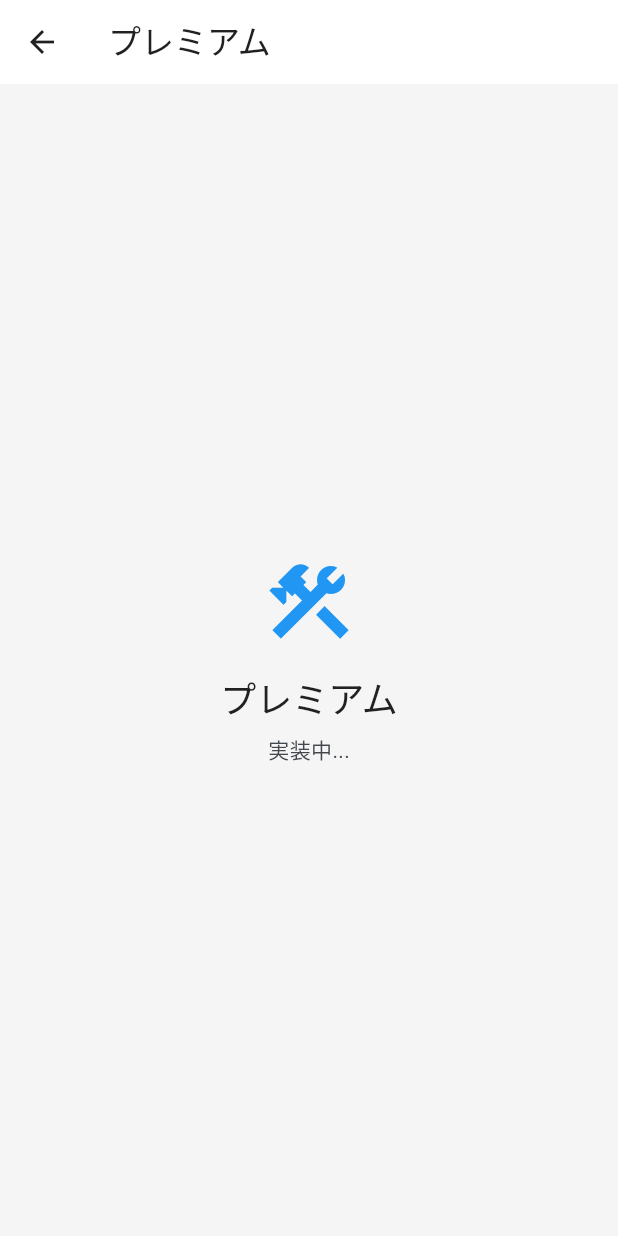
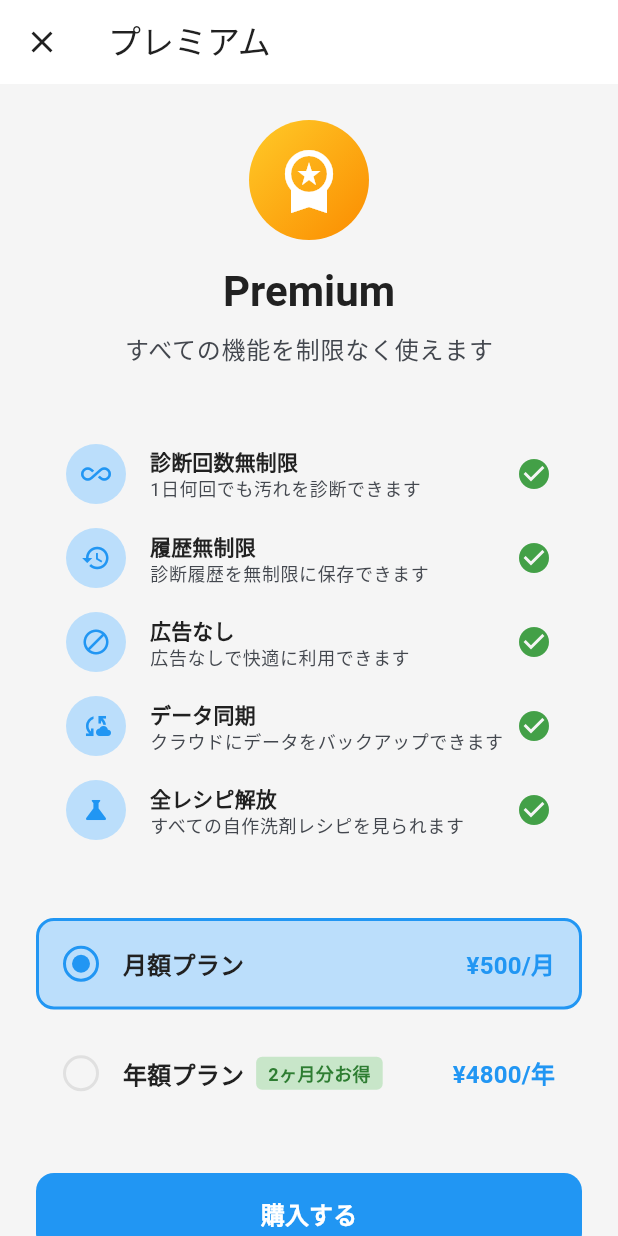
Before and after one commit to keito0612/yogolyzer, a Flutter app: the SettingsPage screen opened by its route, after a tap on "プレミアムに登録", on a phone screen of 412 x 824 dp. Run offline on Flutter 3.47's test engine with Material 3 defaults, Android fonts, the phone set to English and light mode, and no system bars; our stand-ins replace camera, drift, flutter_hooks, flutter_riverpod, freezed_annotation, go_router and 5 more; accounts and stored records are empty; generated files the repository leaves out were written again.

Commit message:
feat: プレミアム画面を実装
- PremiumViewModel: loading/loaded/purchasing/purchaseSuccess/errorの5状態管理
- PremiumPage: 月額/年額プラン選択、特典一覧、購入/復元機能
- 購入成功時にSnackBar表示＆前画面に戻る
- 既存の_PlaceholderPageを削除（全画面実装完了）
- テスト21件追加（計184件）

Co-Authored-By: Claude Opus 4.5 <noreply@anthropic.com>

```diff
--- /dev/null
+++ b/lib/presentation/pages/premium/premium_page.dart
@@ -0,0 +1,513 @@
+import 'package:flutter/material.dart';
+import 'package:flutter_hooks/flutter_hooks.dart';
+import 'package:go_router/go_router.dart';
+import 'package:hooks_riverpod/hooks_riverpod.dart';
+
+import '../../view_models/premium/premium_view_model.dart';
+
+/// プレミアム画面
+class PremiumPage extends HookConsumerWidget {
+  const PremiumPage({super.key});
+
+  @override
+  Widget build(BuildContext context, WidgetRef ref) {
+    final state = ref.watch(premiumViewModelProvider);
+    final viewModel = ref.read(premiumViewModelProvider.notifier);
+
+    useEffect(() {
+      Future.microtask(() {
+        viewModel.loadPremiumInfo();
+      });
+      return null;
+    }, const []);
+
+    // 購入成功時に画面を閉じる
+    ref.listen<PremiumState>(premiumViewModelProvider, (previous, next) {
+      next.whenOrNull(
+        purchaseSuccess: () {
+          ScaffoldMessenger.of(context).showSnackBar(
+            const SnackBar(
+              content: Text('プレミアムに登録しました！'),
+              backgroundColor: Colors.green,
+            ),
+          );
+          if (context.canPop()) {
+            context.pop(true);
+          }
+        },
+        error: (message) {
+          ScaffoldMessenger.of(context).showSnackBar(
+            SnackBar(
+              content: Text(message),
+              backgroundColor: Colors.red,
+            ),
+          );
+          Future.microtask(() => viewModel.resetFromError());
+        },
+      );
+    });
+
+    return Scaffold(
+      appBar: AppBar(
+        title: const Text('プレミアム'),
+        leading: IconButton(
+          icon: const Icon(Icons.close),
+          onPressed: () {
+            if (context.canPop()) {
+              context.pop();
+            }
+          },
+        ),
+      ),
+      body: state.when(
+        loading: () => const Center(
+          child: CircularProgressIndicator(),
+        ),
+        loaded: (selectedPlan, plans, isPremium) => _buildContent(
+          context,
+          ref,
+          selectedPlan: selectedPlan,
+          plans: plans,
+          isPremium: isPremium,
+        ),
+        purchasing: (plan) => _buildPurchasingOverlay(context, plan),
+        purchaseSuccess: () => const Center(
+          child: Column(
+            mainAxisAlignment: MainAxisAlignment.center,
+            children: [
+              Icon(Icons.check_circle, size: 64, color: Colors.green),
+              SizedBox(height: 16),
+              Text('プレミアムに登録しました！'),
+            ],
+          ),
+        ),
+        error: (message) => Center(
+          child: Column(
+            mainAxisAlignment: MainAxisAlignment.center,
+            children: [
+              const Icon(Icons.error_outline, size: 48, color: Colors.red),
+              const SizedBox(height: 16),
+              Text(message, textAlign: TextAlign.center),
+              const SizedBox(height: 24),
+              ElevatedButton(
+                onPressed: () => viewModel.loadPremiumInfo(),
+                child: const Text('再読み込み'),
+              ),
+            ],
+          ),
+        ),
+      ),
+    );
+  }
+
+  Widget _buildContent(
+    BuildContext context,
+    WidgetRef ref, {
+    required PremiumPlan selectedPlan,
+    required List<PlanInfo> plans,
+    required bool isPremium,
+  }) {
+    final viewModel = ref.read(premiumViewModelProvider.notifier);
+    final colorScheme = Theme.of(context).colorScheme;
+
+    if (isPremium) {
+      return _buildAlreadyPremium(context);
+    }
+
+    return SingleChildScrollView(
+      padding: const EdgeInsets.all(24),
+      child: Column(
+        children: [
+          // プレミアムアイコン
+          Container(
+            width: 80,
+            height: 80,
+            decoration: BoxDecoration(
+              gradient: LinearGradient(
+                colors: [
+                  Colors.amber.shade400,
+                  Colors.orange.shade600,
+                ],
+                begin: Alignment.topLeft,
+                end: Alignment.bottomRight,
+              ),
+              shape: BoxShape.circle,
+            ),
+            child: const Icon(
+              Icons.workspace_premium,
+              size: 48,
+              color: Colors.white,
+            ),
+          ),
+          const SizedBox(height: 16),
+          Text(
+            'Premium',
+            style: Theme.of(context).textTheme.headlineMedium?.copyWith(
+                  fontWeight: FontWeight.bold,
+                ),
+          ),
+          const SizedBox(height: 8),
+          Text(
+            'すべての機能を制限なく使えます',
+            style: Theme.of(context).textTheme.bodyLarge?.copyWith(
+                  color: colorScheme.onSurfaceVariant,
+                ),
+          ),
+
+          const SizedBox(height: 32),
+
+          // 特典一覧
+          _buildFeatureList(context),
+
+          const SizedBox(height: 32),
+
+          // プラン選択
+          ...plans.map((plan) => Padding(
+                padding: const EdgeInsets.only(bottom: 12),
+                child: _PlanCard(
+                  plan: plan,
+                  isSelected: selectedPlan == plan.plan,
+                  onTap: () => viewModel.selectPlan(plan.plan),
+                ),
+              )),
+
+          const SizedBox(height: 24),
+
+          // 購入ボタン
+          SizedBox(
+            width: double.infinity,
+            height: 52,
+            child: ElevatedButton(
+              onPressed: () => viewModel.purchase(),
+              style: ElevatedButton.styleFrom(
+                backgroundColor: colorScheme.primary,
+                foregroundColor: colorScheme.onPrimary,
+                shape: RoundedRectangleBorder(
+                  borderRadius: BorderRadius.circular(12),
+                ),
+              ),
+              child: const Text(
+                '購入する',
+                style: TextStyle(
+                  fontSize: 16,
+                  fontWeight: FontWeight.bold,
+                ),
+              ),
+            ),
+          ),
+
+          const SizedBox(height: 16),
+
+          // 購入を復元
+          TextButton(
+            onPressed: () => viewModel.restore(),
+            child: Text(
+              '購入を復元',
+              style: TextStyle(
+                color: colorScheme.onSurfaceVariant,
+              ),
+            ),
+          ),
+
+          const SizedBox(height: 16),
+
+          // 注意書き
+          Text(
+            '購入後、サブスクリプションはApple IDに請求されます。\n'
+            '現在の期間終了の24時間前までにキャンセルしない限り、\n'
+            '自動的に更新されます。',
+            textAlign: TextAlign.center,
+            style: Theme.of(context).textTheme.bodySmall?.copyWith(
+                  color: colorScheme.onSurfaceVariant,
+                ),
+          ),
+        ],
+      ),
+    );
+  }
+
+  Widget _buildFeatureList(BuildContext context) {
+    return Container(
+      padding: const EdgeInsets.all(20),
+      decoration: BoxDecoration(
+        color: Theme.of(context).colorScheme.surfaceContainerHighest,
+        borderRadius: BorderRadius.circular(16),
+      ),
+      child: Column(
+        children: [
+          _buildFeatureItem(
+            context,
+            icon: Icons.all_inclusive,
+            title: '診断回数無制限',
+            description: '1日何回でも汚れを診断できます',
+          ),
+          const SizedBox(height: 16),
+          _buildFeatureItem(
+            context,
+            icon: Icons.history,
+            title: '履歴無制限',
+            description: '診断履歴を無制限に保存できます',
+          ),
+          const SizedBox(height: 16),
+          _buildFeatureItem(
+            context,
+            icon: Icons.block,
+            title: '広告なし',
+            description: '広告なしで快適に利用できます',
+          ),
+          const SizedBox(height: 16),
+          _buildFeatureItem(
+            context,
+            icon: Icons.cloud_sync,
+            title: 'データ同期',
+            description: 'クラウドにデータをバックアップできます',
+          ),
+          const SizedBox(height: 16),
+          _buildFeatureItem(
+            context,
+            icon: Icons.science,
+            title: '全レシピ解放',
+            description: 'すべての自作洗剤レシピを見られます',
+          ),
+        ],
+      ),
+    );
+  }
+
+  Widget _buildFeatureItem(
+    BuildContext context, {
+    required IconData icon,
+    required String title,
+    required String description,
+  }) {
+    final colorScheme = Theme.of(context).colorScheme;
+
+    return Row(
+      children: [
+        Container(
+          width: 40,
+          height: 40,
+          decoration: BoxDecoration(
+            color: colorScheme.primaryContainer,
+            shape: BoxShape.circle,
+          ),
+          child: Icon(
+            icon,
+            size: 20,
+            color: colorScheme.primary,
+          ),
+        ),
+        const SizedBox(width: 16),
+        Expanded(
+          child: Column(
+            crossAxisAlignment: CrossAxisAlignment.start,
+            children: [
+              Text(
+                title,
+                style: Theme.of(context).textTheme.titleSmall?.copyWith(
+                      fontWeight: FontWeight.bold,
+                    ),
+              ),
+              Text(
+                description,
+                style: Theme.of(context).textTheme.bodySmall?.copyWith(
+                      color: colorScheme.onSurfaceVariant,
+                    ),
+              ),
+            ],
+          ),
+        ),
+        Icon(
+          Icons.check_circle,
+          color: Colors.green.shade600,
+          size: 24,
+        ),
+      ],
+    );
+  }
+
+  Widget _buildAlreadyPremium(BuildContext context) {
+    final colorScheme = Theme.of(context).colorScheme;
+
+    return Center(
+      child: Padding(
+        padding: const EdgeInsets.all(24),
+        child: Column(
+          mainAxisAlignment: MainAxisAlignment.center,
+          children: [
+            Container(
+              width: 100,
+              height: 100,
+              decoration: BoxDecoration(
+                gradient: LinearGradient(
+                  colors: [
+                    Colors.amber.shade400,
+                    Colors.orange.shade600,
+                  ],
+                  begin: Alignment.topLeft,
+                  end: Alignment.bottomRight,
+                ),
+                shape: BoxShape.circle,
+              ),
+              child: const Icon(
+                Icons.workspace_premium,
+                size: 56,
+                color: Colors.white,
+              ),
+            ),
+            const SizedBox(height: 24),
+            Text(
+              'プレミアム会員です',
+              style: Theme.of(context).textTheme.headlineSmall?.copyWith(
+                    fontWeight: FontWeight.bold,
+                  ),
+            ),
+            const SizedBox(height: 8),
+            Text(
+              'すべての機能をご利用いただけます',
+              style: Theme.of(context).textTheme.bodyLarge?.copyWith(
+                    color: colorScheme.onSurfaceVariant,
+                  ),
+            ),
+            const SizedBox(height: 32),
+            Text(
+              'サブスクリプションの管理は\nApp Storeの設定から行えます',
+              textAlign: TextAlign.center,
+              style: Theme.of(context).textTheme.bodyMedium?.copyWith(
+                    color: colorScheme.onSurfaceVariant,
+                  ),
+            ),
+          ],
+        ),
+      ),
+    );
+  }
+
+  Widget _buildPurchasingOverlay(BuildContext context, PremiumPlan plan) {
+    return const Center(
+      child: Column(
+        mainAxisAlignment: MainAxisAlignment.center,
+        children: [
+          CircularProgressIndicator(),
+          SizedBox(height: 24),
+          Text('購入処理中...'),
+        ],
+      ),
+    );
+  }
+}
+
+/// プランカード
+class _PlanCard extends StatelessWidget {
+  const _PlanCard({
+    required this.plan,
+    required this.isSelected,
+    required this.onTap,
+  });
+
+  final PlanInfo plan;
+  final bool isSelected;
+  final VoidCallback onTap;
+
+  @override
+  Widget build(BuildContext context) {
+    final colorScheme = Theme.of(context).colorScheme;
+
+    return GestureDetector(
+      onTap: onTap,
+      child: AnimatedContainer(
+        duration: const Duration(milliseconds: 200),
+        padding: const EdgeInsets.all(16),
+        decoration: BoxDecoration(
+          color: isSelected
+              ? colorScheme.primaryContainer
+              : colorScheme.surfaceContainerHighest,
+          borderRadius: BorderRadius.circular(12),
+          border: Border.all(
+            color: isSelected ? colorScheme.primary : Colors.transparent,
+            width: 2,
+          ),
+        ),
+        child: Row(
+          children: [
+            // ラジオボタン
+            Container(
+              width: 24,
+              height: 24,
+              decoration: BoxDecoration(
+                shape: BoxShape.circle,
+                border: Border.all(
+                  color: isSelected ? colorScheme.primary : colorScheme.outline,
+                  width: 2,
+                ),
+              ),
+              child: isSelected
+                  ? Center(
+                      child: Container(
+                        width: 12,
+                        height: 12,
+                        decoration: BoxDecoration(
+                          color: colorScheme.primary,
+                          shape: BoxShape.circle,
+                        ),
+                      ),
+                    )
+                  : null,
+            ),
+            const SizedBox(width: 16),
+
+            // プラン情報
+            Expanded(
+              child: Column(
+                crossAxisAlignment: CrossAxisAlignment.start,
+                children: [
+                  Row(
+                    children: [
+                      Text(
+                        plan.name,
+                        style:
+                            Theme.of(context).textTheme.titleMedium?.copyWith(
+                                  fontWeight: FontWeight.bold,
+                                ),
+                      ),
+                      if (plan.savings != null) ...[
+                        const SizedBox(width: 8),
+                        Container(
+                          padding: const EdgeInsets.symmetric(
+                            horizontal: 8,
+                            vertical: 2,
+                          ),
+                          decoration: BoxDecoration(
+                            color: Colors.green.shade100,
+                            borderRadius: BorderRadius.circular(4),
+                          ),
+                          child: Text(
+                            plan.savings!,
+                            style: TextStyle(
+                              fontSize: 12,
+                              color: Colors.green.shade800,
+                              fontWeight: FontWeight.bold,
+                            ),
+                          ),
+                        ),
+                      ],
+                    ],
+                  ),
+                ],
+              ),
+            ),
+
+            // 価格
+            Text(
+              '${PremiumViewModel.formatPrice(plan.price)}/${plan.period}',
+              style: Theme.of(context).textTheme.titleMedium?.copyWith(
+                    fontWeight: FontWeight.bold,
+                    color: colorScheme.primary,
+                  ),
+            ),
+          ],
+        ),
+      ),
+    );
+  }
+}
--- a/lib/presentation/router/app_router.dart
+++ b/lib/presentation/router/app_router.dart
@@ -10,6 +10,7 @@ import '../pages/history_detail/history_detail_page.dart';
 import '../pages/home/home_page.dart';
 import '../pages/login/login_page.dart';
 import '../pages/onboarding/onboarding_page.dart';
+import '../pages/premium/premium_page.dart';
 import '../pages/settings/settings_page.dart';
 import '../pages/select_location/select_location_page.dart';
 import '../pages/select_material/select_material_page.dart';
@@ -161,7 +162,7 @@ final routerProvider = Provider<GoRouter>((ref) {
         name: AppRouteNames.premium,
         pageBuilder: (context, state) => CustomTransitionPage(
           key: state.pageKey,
-          child: const _PlaceholderPage(title: 'プレミアム'),
+          child: const PremiumPage(),
           transitionsBuilder: (context, animation, secondaryAnimation, child) {
             return SlideTransition(
               position: Tween<Offset>(
@@ -206,43 +207,3 @@ final routerProvider = Provider<GoRouter>((ref) {
     ),
   );
 });
-
-/// プレースホルダーページ（実際の画面実装まで使用）
-class _PlaceholderPage extends StatelessWidget {
-  const _PlaceholderPage({required this.title});
-
-  final String title;
-
-  @override
-  Widget build(BuildContext context) {
-    return Scaffold(
-      appBar: AppBar(
-        title: Text(title),
-      ),
-      body: Center(
-        child: Column(
-          mainAxisAlignment: MainAxisAlignment.center,
-          children: [
-            Icon(
-              Icons.construction,
-              size: 64,
-              color: Theme.of(context).colorScheme.primary,
-            ),
-            const SizedBox(height: 16),
-            Text(
-              title,
-              style: Theme.of(context).textTheme.headlineSmall,
-            ),
-            const SizedBox(height: 8),
-            Text(
-              '実装中...',
-              style: Theme.of(context).textTheme.bodyMedium?.copyWith(
-                    color: Theme.of(context).colorScheme.onSurfaceVariant,
-                  ),
-            ),
-          ],
-        ),
-      ),
-    );
-  }
-}
--- /dev/null
+++ b/lib/presentation/view_models/premium/premium_view_model.dart
@@ -0,0 +1,166 @@
+import 'package:flutter_riverpod/flutter_riverpod.dart';
+import 'package:freezed_annotation/freezed_annotation.dart';
+
+part 'premium_view_model.freezed.dart';
+
+/// プレミアムプランの種類
+enum PremiumPlan {
+  monthly,
+  yearly,
+}
+
+/// プレミアムプランの情報
+@freezed
+abstract class PlanInfo with _$PlanInfo {
+  const factory PlanInfo({
+    required PremiumPlan plan,
+    required String name,
+    required int price,
+    required String period,
+    String? savings,
+  }) = _PlanInfo;
+}
+
+/// プレミアム画面の状態
+@freezed
+sealed class PremiumState with _$PremiumState {
+  /// 読み込み中
+  const factory PremiumState.loading() = PremiumStateLoading;
+
+  /// 読み込み完了
+  const factory PremiumState.loaded({
+    /// 選択中のプラン
+    required PremiumPlan selectedPlan,
+
+    /// プラン情報一覧
+    required List<PlanInfo> plans,
+
+    /// 既にプレミアム会員かどうか
+    @Default(false) bool isPremium,
+  }) = PremiumStateLoaded;
+
+  /// 購入処理中
+  const factory PremiumState.purchasing({
+    required PremiumPlan plan,
+  }) = PremiumStatePurchasing;
+
+  /// 購入成功
+  const factory PremiumState.purchaseSuccess() = PremiumStatePurchaseSuccess;
+
+  /// エラー
+  const factory PremiumState.error({
+    required String message,
+  }) = PremiumStateError;
+}
+
+/// プレミアム画面のViewModel
+class PremiumViewModel extends Notifier<PremiumState> {
+  /// プラン情報（固定）
+  static const List<PlanInfo> _plans = [
+    PlanInfo(
+      plan: PremiumPlan.monthly,
+      name: '月額プラン',
+      price: 500,
+      period: '月',
+    ),
+    PlanInfo(
+      plan: PremiumPlan.yearly,
+      name: '年額プラン',
+      price: 4800,
+      period: '年',
+      savings: '2ヶ月分お得',
+    ),
+  ];
+
+  @override
+  PremiumState build() {
+    return const PremiumState.loading();
+  }
+
+  /// プレミアム情報を読み込む
+  Future<void> loadPremiumInfo() async {
+    state = const PremiumState.loading();
+
+    try {
+      // TODO: 実際のサブスク状態をRevenueCatから取得
+      await Future.delayed(const Duration(milliseconds: 300));
+
+      state = const PremiumState.loaded(
+        selectedPlan: PremiumPlan.monthly,
+        plans: _plans,
+        isPremium: false,
+      );
+    } catch (e) {
+      state = PremiumState.error(message: 'プレミアム情報の読み込みに失敗しました: $e');
+    }
+  }
+
+  /// プランを選択
+  void selectPlan(PremiumPlan plan) {
+    final currentState = state;
+    if (currentState is! PremiumStateLoaded) return;
+
+    state = currentState.copyWith(selectedPlan: plan);
+  }
+
+  /// プレミアムを購入
+  Future<bool> purchase() async {
+    final currentState = state;
+    if (currentState is! PremiumStateLoaded) return false;
+
+    state = PremiumState.purchasing(plan: currentState.selectedPlan);
+
+    try {
+      // TODO: 実際のRevenueCat購入処理に置き換える
+      await Future.delayed(const Duration(milliseconds: 1000));
+
+      state = const PremiumState.purchaseSuccess();
+      return true;
+    } catch (e) {
+      state = PremiumState.error(message: '購入に失敗しました: $e');
+      return false;
+    }
+  }
+
+  /// 購入を復元
+  Future<bool> restore() async {
+    final currentState = state;
+    if (currentState is! PremiumStateLoaded) return false;
+
+    state = const PremiumState.loading();
+
+    try {
+      // TODO: 実際のRevenueCat復元処理に置き換える
+      await Future.delayed(const Duration(milliseconds: 500));
+
+      // モック: 復元成功（プレミアム会員になる）
+      state = const PremiumState.loaded(
+        selectedPlan: PremiumPlan.monthly,
+        plans: _plans,
+        isPremium: true,
+      );
+      return true;
+    } catch (e) {
+      state = PremiumState.error(message: '復元に失敗しました: $e');
+      return false;
+    }
+  }
+
+  /// エラーからリセット
+  Future<void> resetFromError() async {
+    if (state is PremiumStateError) {
+      await loadPremiumInfo();
+    }
+  }
+
+  /// 価格をフォーマット
+  static String formatPrice(int price) {
+    return '¥$price';
+  }
+}
+
+/// PremiumViewModelのプロバイダー
+final premiumViewModelProvider =
+    NotifierProvider<PremiumViewModel, PremiumState>(
+  PremiumViewModel.new,
+);
```
Also changed, not shown: lib/presentation/view_models/premium/premium_view_model.freezed.dart (added), 1 other file.
